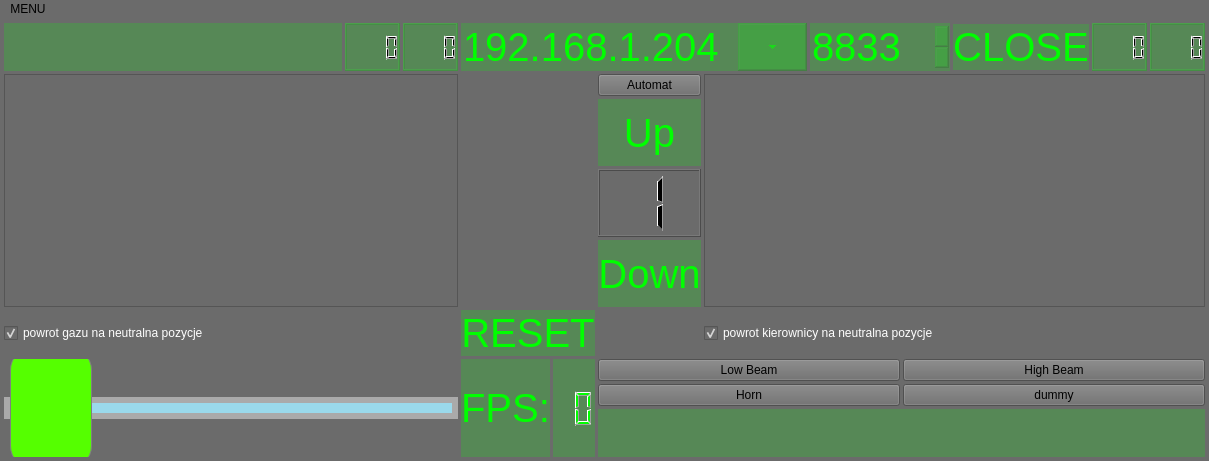
The window that pilot/pilotwindow.ui (cyniu88/QT_kurs) describes before a commit, drawn with Qt 5.
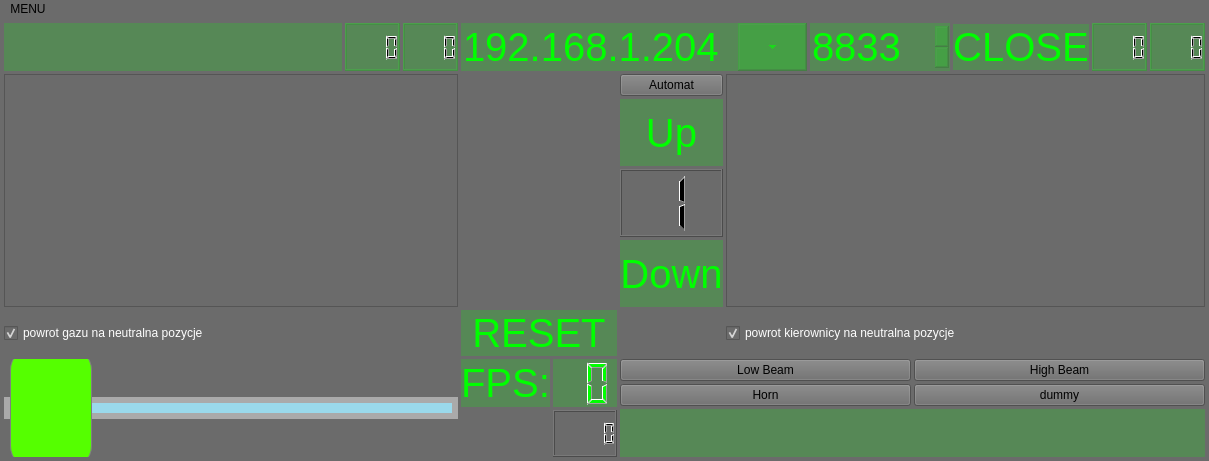
The same window after the commit. Icons and pictures are not drawn. Custom widgets are drawn as their Qt base class.

Patch:
```diff
--- a/pilot/pilotwindow.ui
+++ b/pilot/pilotwindow.ui
@@ -241,7 +241,7 @@
     </item>
     <item row="5" column="4">
      <layout class="QGridLayout" name="gridLayout_2">
-      <item row="0" column="1">
+      <item row="0" column="2">
        <widget class="QLCDNumber" name="FPS_LCD">
         <property name="font">
          <font>
@@ -280,6 +280,9 @@
         </property>
        </widget>
       </item>
+      <item row="1" column="2">
+       <widget class="QLCDNumber" name="lcdMsgCounter"/>
+      </item>
      </layout>
     </item>
     <item row="3" column="6" colspan="6">
```
